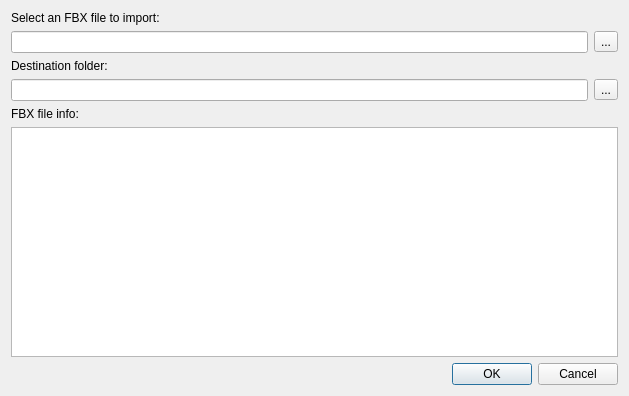
The window that gui/src/widgets/FBXImport.ui (aerisarn/ck-cmd) describes before a commit, drawn with Qt 5.
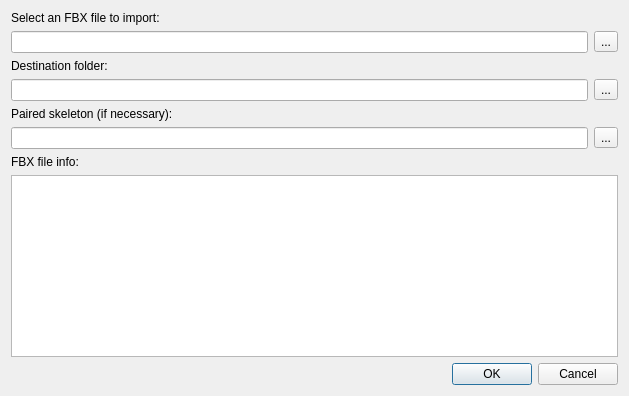
The same window after the commit.

```diff
--- a/gui/src/widgets/FBXImport.ui
+++ b/gui/src/widgets/FBXImport.ui
@@ -60,6 +60,27 @@
      </item>
     </layout>
    </item>
+   <item>
+    <widget class="QLabel" name="label_4">
+     <property name="text">
+      <string>Paired skeleton (if necessary):</string>
+     </property>
+    </widget>
+   </item>
+   <item>
+    <layout class="QHBoxLayout" name="horizontalLayout_3">
+     <item>
+      <widget class="QLineEdit" name="pairedPathLineEdit"/>
+     </item>
+     <item>
+      <widget class="QToolButton" name="pairedPathSelectButton">
+       <property name="text">
+        <string>...</string>
+       </property>
+      </widget>
+     </item>
+    </layout>
+   </item>
    <item>
     <widget class="QLabel" name="label_2">
      <property name="text">
```
